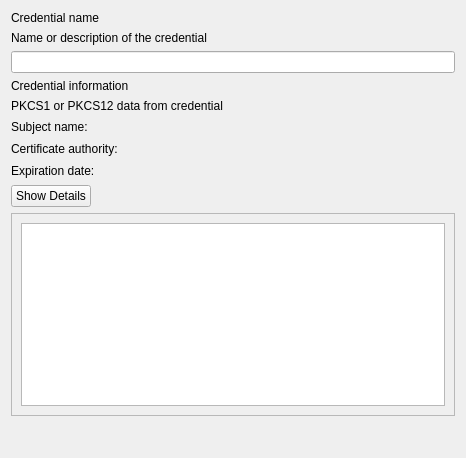
Before: the Qt Designer form FWAdminLib/Configurator/CredentialForm.ui in fw-dev/translations, drawn with Qt 5.
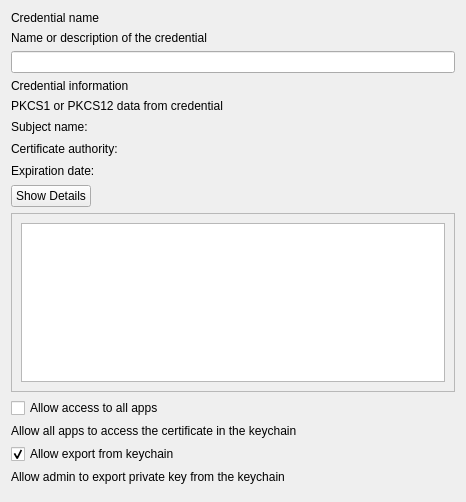
After: the same form once the commit is applied.

What changed in the file:
```diff
--- a/FWAdminLib/Configurator/CredentialForm.ui
+++ b/FWAdminLib/Configurator/CredentialForm.ui
@@ -7,7 +7,7 @@
     <x>0</x>
     <y>0</y>
     <width>466</width>
-    <height>458</height>
+    <height>502</height>
    </rect>
   </property>
   <property name="windowTitle">
@@ -216,6 +216,37 @@
      </layout>
     </widget>
    </item>
+   <item>
+    <widget class="QCheckBox" name="allowAllAppsAccessCheckBox">
+     <property name="text">
+      <string>Allow access to all apps</string>
+     </property>
+    </widget>
+   </item>
+   <item>
+    <widget class="QLabel" name="lTipAllowAllAppsAccess">
+     <property name="text">
+      <string>Allow all apps to access the certificate in the keychain</string>
+     </property>
+    </widget>
+   </item>
+   <item>
+    <widget class="QCheckBox" name="keyIsExtractableCheckBox">
+     <property name="text">
+      <string>Allow export from keychain</string>
+     </property>
+     <property name="checked">
+      <bool>true</bool>
+     </property>
+    </widget>
+   </item>
+   <item>
+    <widget class="QLabel" name="lTipKeyIsExtractable">
+     <property name="text">
+      <string>Allow admin to export private key from the keychain</string>
+     </property>
+    </widget>
+   </item>
    <item>
     <spacer name="verticalSpacer">
      <property name="orientation">
```
